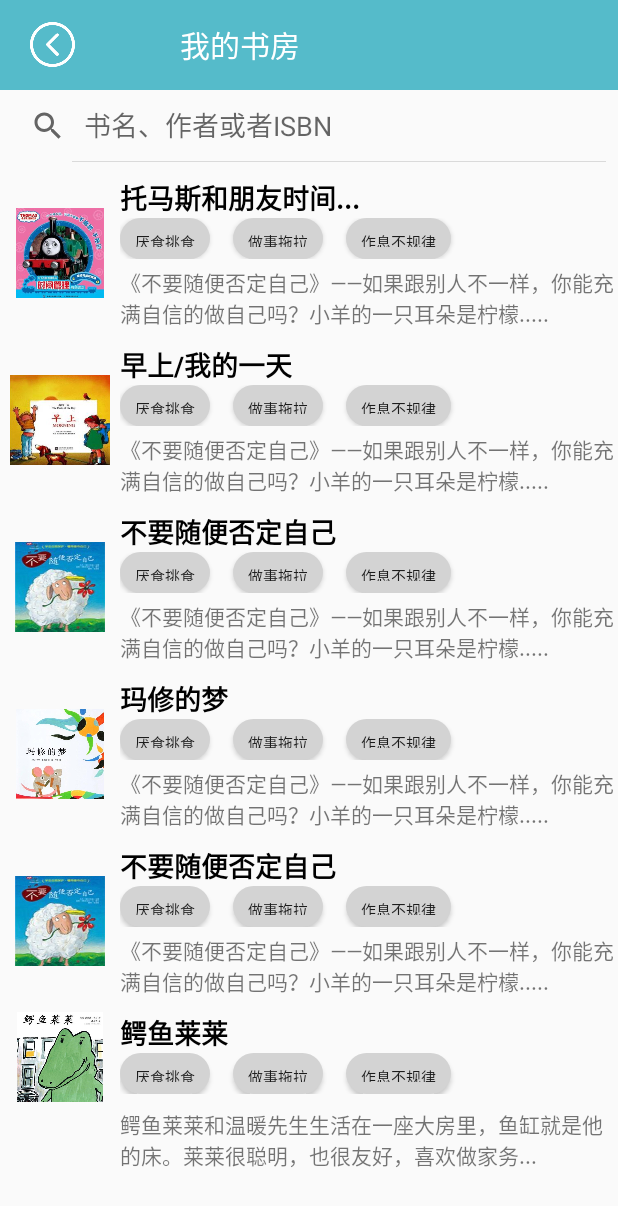
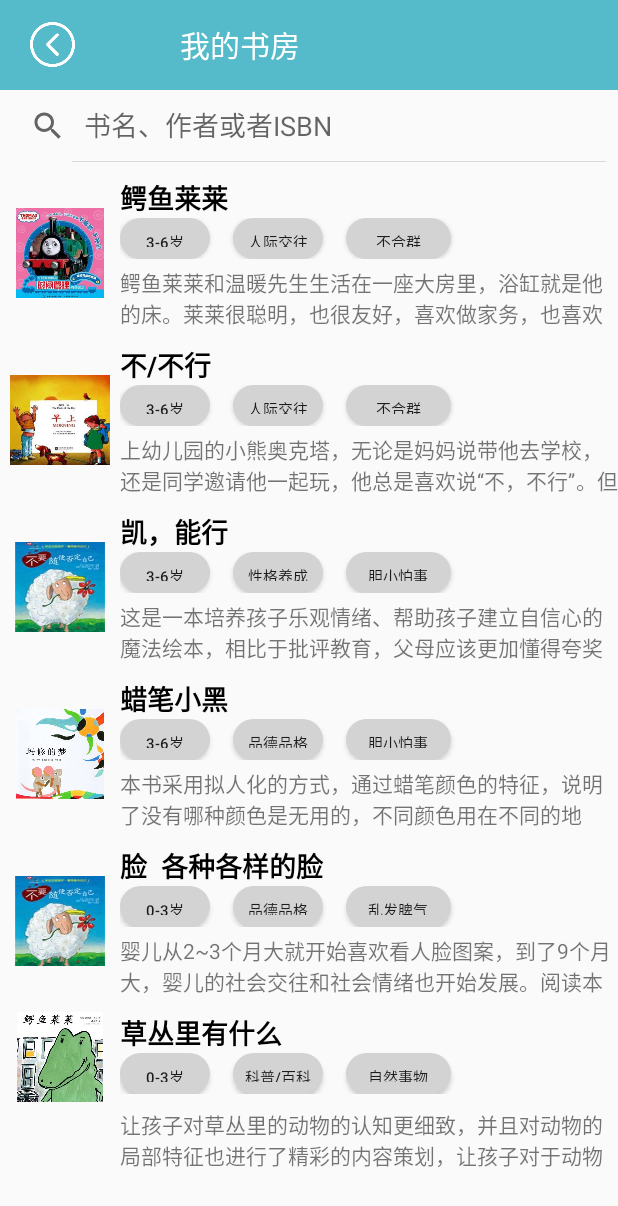
Before and after one commit to Happytt23333/KidsReading, an Android app: the ShufangActivity screen opened directly, with no data from a screen before it, on a phone screen of 412 x 824 dp. Shown: the top 1206 px of the screen. Run offline under Robolectric (Android 15) with nearby library versions, the phone set to English and light mode, and no system bars; network calls fail; 2 statements that could not run were skipped.

Commit message:
change layout

```diff
--- a/app/src/main/res/layout/activity_shufang.xml
+++ b/app/src/main/res/layout/activity_shufang.xml
@@ -64,9 +64,10 @@
                     android:layout_gravity="center">
 
                     <TextView
+                        android:id="@+id/shufang_eyu"
                         android:layout_width="180dp"
                         android:layout_height="wrap_content"
-                        android:text="托马斯和朋友时间..."
+                        android:text="鳄鱼莱莱"
                         android:textStyle="bold"
                         android:textColor="#000"
                         android:textSize="18sp"/>
@@ -80,7 +81,7 @@
                             android:layout_width="60dp"
                             android:layout_height="27dp"
                             android:layout_gravity="center"
-                            android:text="厌食挑食"
+                            android:text="3-6岁"
                             android:textSize="10sp"
                             android:background="@drawable/gray"/>
 
@@ -89,7 +90,7 @@
                             android:layout_height="27dp"
                             android:layout_marginLeft="15dp"
                             android:layout_gravity="center"
-                            android:text="做事拖拉"
+                            android:text="人际交往"
                             android:textSize="10sp"
                             android:background="@drawable/gray"/>
 
@@ -98,7 +99,7 @@
                             android:layout_height="27dp"
                             android:layout_marginLeft="15dp"
                             android:layout_gravity="center"
-                            android:text="作息不规律"
+                            android:text="不合群"
                             android:textSize="10sp"
                             android:background="@drawable/gray"/>
                     </LinearLayout>
@@ -108,7 +109,7 @@
                         android:layout_height="wrap_content"
                         android:layout_marginTop="5dp"
                         android:lines="2"
-                        android:text="《不要随便否定自己》——如果跟别人不一样，你能充满自信的做自己吗？小羊的一只耳朵是柠檬....."/>
+                        android:text="鳄鱼莱莱和温暖先生生活在一座大房里，浴缸就是他的床。莱莱很聪明，也很友好，喜欢做家务，也喜欢跟孩子们玩耍。但是，他和邻居牢骚先生总是矛盾不断，最终他凭着积极的态度和无畏的勇气，化解了问题"/>
                 </LinearLayout>
             </LinearLayout>
 
@@ -131,9 +132,10 @@
                     android:layout_gravity="center">
 
                     <TextView
+                        android:id="@+id/shufang_no"
                         android:layout_width="180dp"
                         android:layout_height="wrap_content"
-                        android:text="早上/我的一天"
+                        android:text="不/不行"
                         android:textStyle="bold"
                         android:textColor="#000"
                         android:textSize="18sp"/>
@@ -147,7 +149,7 @@
                             android:layout_width="60dp"
                             android:layout_height="27dp"
                             android:layout_gravity="center"
-                            android:text="厌食挑食"
+                            android:text="3-6岁"
                             android:textSize="10sp"
                             android:background="@drawable/gray"/>
 
@@ -156,7 +158,7 @@
                             android:layout_height="27dp"
                             android:layout_marginLeft="15dp"
                             android:layout_gravity="center"
-                            android:text="做事拖拉"
+                            android:text="人际交往"
                             android:textSize="10sp"
                             android:background="@drawable/gray"/>
 
@@ -165,7 +167,7 @@
                             android:layout_height="27dp"
                             android:layout_marginLeft="15dp"
                             android:layout_gravity="center"
-                            android:text="作息不规律"
+                            android:text="不合群"
                             android:textSize="10sp"
                             android:background="@drawable/gray"/>
 
@@ -176,7 +178,7 @@
                         android:layout_height="wrap_content"
                         android:layout_marginTop="5dp"
                         android:lines="2"
-                        android:text="《不要随便否定自己》——如果跟别人不一样，你能充满自信的做自己吗？小羊的一只耳朵是柠檬....."/>
+                        android:text="上幼儿园的小熊奥克塔，无论是妈妈说带他去学校，还是同学邀请他一起玩，他总是喜欢说“不，不行”。但在老师和小朋友们的帮助下，奥克塔终于和大家成为了好朋友。"/>
                 </LinearLayout>
             </LinearLayout>
 
@@ -199,9 +201,10 @@
                     android:layout_gravity="center">
 
                     <TextView
+                        android:id="@+id/shufang_can"
                         android:layout_width="180dp"
                         android:layout_height="wrap_content"
-                        android:text="不要随便否定自己"
+                        android:text="凯，能行"
                         android:textStyle="bold"
                         android:textColor="#000"
                         android:textSize="18sp"/>
@@ -215,7 +218,7 @@
                             android:layout_width="60dp"
                             android:layout_height="27dp"
                             android:layout_gravity="center"
-                            android:text="厌食挑食"
+                            android:text="3-6岁"
                             android:textSize="10sp"
                             android:background="@drawable/gray"/>
 
@@ -224,7 +227,7 @@
                             android:layout_height="27dp"
                             android:layout_marginLeft="15dp"
                             android:layout_gravity="center"
-                            android:text="做事拖拉"
+                            android:text="性格养成"
                             android:textSize="10sp"
                             android:background="@drawable/gray"/>
                         <Button
@@ -232,7 +235,7 @@
                             android:layout_height="27dp"
                             android:layout_marginLeft="15dp"
                             android:layout_gravity="center"
-                            android:text="作息不规律"
+                            android:text="胆小怕事"
                             android:textSize="10sp"
                             android:background="@drawable/gray"/>
                     </LinearLayout>
@@ -242,7 +245,7 @@
                         android:layout_height="wrap_content"
                         android:layout_marginTop="5dp"
                         android:lines="2"
-                        android:text="《不要随便否定自己》——如果跟别人不一样，你能充满自信的做自己吗？小羊的一只耳朵是柠檬....."/>
+                        android:text="这是一本培养孩子乐观情绪、帮助孩子建立自信心的魔法绘本，相比于批评教育，父母应该更加懂得夸奖和鼓励的作用。"/>
                 </LinearLayout>
             </LinearLayout>
 
@@ -265,9 +268,10 @@
                     android:layout_gravity="center">
 
                     <TextView
+                        android:id="@+id/shufang_black"
                         android:layout_width="180dp"
                         android:layout_height="wrap_content"
-                        android:text="玛修的梦"
+                        android:text="蜡笔小黑"
                         android:textStyle="bold"
                         android:textColor="#000"
                         android:textSize="18sp"/>
@@ -281,7 +285,7 @@
                             android:layout_width="60dp"
                             android:layout_height="27dp"
                             android:layout_gravity="center"
-                            android:text="厌食挑食"
+                            android:text="3-6岁"
                             android:textSize="10sp"
                             android:background="@drawable/gray"/>
 
@@ -290,7 +294,7 @@
                             android:layout_height="27dp"
                             android:layout_marginLeft="15dp"
                             android:layout_gravity="center"
-                            android:text="做事拖拉"
+                            android:text="品德品格"
                             android:textSize="10sp"
                             android:background="@drawable/gray"/>
                         <Button
@@ -298,7 +302,7 @@
                             android:layout_height="27dp"
                             android:layout_marginLeft="15dp"
                             android:layout_gravity="center"
-                            android:text="作息不规律"
+                            android:text="胆小怕事"
                             android:textSize="10sp"
                             android:background="@drawable/gray"/>
                     </LinearLayout>
@@ -308,7 +312,7 @@
                         android:layout_height="wrap_content"
                         android:layout_marginTop="5dp"
                         android:lines="2"
-                        android:text="《不要随便否定自己》——如果跟别人不一样，你能充满自信的做自己吗？小羊的一只耳朵是柠檬....."/>
+                        android:text="本书采用拟人化的方式，通过蜡笔颜色的特征，说明了没有哪种颜色是无用的，不同颜色用在不同的地方，都能有出色的表现。同时蕴涵了人人都各有所用的道理，可以帮助孩子培养自信心。"/>
                 </LinearLayout>
             </LinearLayout>
 
@@ -331,9 +335,10 @@
                     android:layout_gravity="center">
 
                     <TextView
+                        android:id="@+id/shufang_face"
                         android:layout_width="180dp"
                         android:layout_height="wrap_content"
-                        android:text="不要随便否定自己"
+                        android:text="脸  各种各样的脸"
                         android:textStyle="bold"
                         android:textColor="#000"
                         android:textSize="18sp"/>
@@ -347,7 +352,7 @@
                             android:layout_width="60dp"
                             android:layout_height="27dp"
                             android:layout_gravity="center"
-                            android:text="厌食挑食"
+                            android:text="0-3岁"
                             android:textSize="10sp"
                             android:background="@drawable/gray"/>
 
@@ -356,7 +361,7 @@
                             android:layout_height="27dp"
                             android:layout_marginLeft="15dp"
                             android:layout_gravity="center"
-                            android:text="做事拖拉"
+                            android:text="品德品格"
                             android:textSize="10sp"
                             android:background="@drawable/gray"/>
 
@@ -365,7 +370,7 @@
                             android:layout_height="27dp"
                             android:layout_marginLeft="15dp"
                             android:layout_gravity="center"
-                            android:text="作息不规律"
+                            android:text="乱发脾气"
                             android:textSize="10sp"
                             android:background="@drawable/gray"/>
                     </LinearLayout>
@@ -375,7 +380,7 @@
                         android:layout_height="wrap_content"
                         android:layout_marginTop="5dp"
                         android:lines="2"
-                        android:text="《不要随便否定自己》——如果跟别人不一样，你能充满自信的做自己吗？小羊的一只耳朵是柠檬....."/>
+                        android:text="婴儿从2~3个月大就开始喜欢看人脸图案，到了9个月大，婴儿的社会交往和社会情绪也开始发展。阅读本书，能够给婴儿带来阅读的乐趣，同时也有利于帮助婴儿识别各种脸部的情绪变化，促进其社会交往技能的发展。"/>
                 </LinearLayout>
             </LinearLayout>
 
@@ -386,7 +391,6 @@
                 android:orientation="horizontal">
 
                 <ImageView
-                    android:id="@+id/Shufang_eyu"
                     android:layout_width="80dp"
                     android:layout_height="60dp"
                     android:src="@drawable/eyulailai" />
@@ -398,9 +402,10 @@
                     android:layout_gravity="center">
 
                     <TextView
+                        android:id="@+id/shufang_grass"
                         android:layout_width="wrap_content"
                         android:layout_height="wrap_content"
-                        android:text="鳄鱼莱莱"
+                        android:text="草丛里有什么"
                         android:textStyle="bold"
                         android:textColor="#000"
                         android:textSize="18sp"/>
@@ -414,7 +419,7 @@
                             android:layout_width="60dp"
                             android:layout_height="27dp"
                             android:layout_gravity="center"
-                            android:text="厌食挑食"
+                            android:text="0-3岁"
                             android:textSize="10sp"
                             android:background="@drawable/gray"/>
 
@@ -423,7 +428,7 @@
                             android:layout_height="27dp"
                             android:layout_marginLeft="15dp"
                             android:layout_gravity="center"
-                            android:text="做事拖拉"
+                            android:text="科普/百科"
                             android:textSize="10sp"
                             android:background="@drawable/gray"/>
 
@@ -432,7 +437,7 @@
                             android:layout_height="27dp"
                             android:layout_marginLeft="15dp"
                             android:layout_gravity="center"
-                            android:text="作息不规律"
+                            android:text="自然事物"
                             android:textSize="10sp"
                             android:background="@drawable/gray"/>
                     </LinearLayout>
@@ -442,7 +447,7 @@
                         android:layout_height="wrap_content"
                         android:layout_marginTop="10dp"
                         android:lines="2"
-                        android:text="鳄鱼莱莱和温暖先生生活在一座大房里，鱼缸就是他的床。莱莱很聪明，也很友好，喜欢做家务..."/>
+                        android:text="让孩子对草丛里的动物的认知更细致，并且对动物的局部特征也进行了精彩的内容策划，让孩子对于动物的认知更深入"/>
                 </LinearLayout>
             </LinearLayout>
         </LinearLayout>
```
